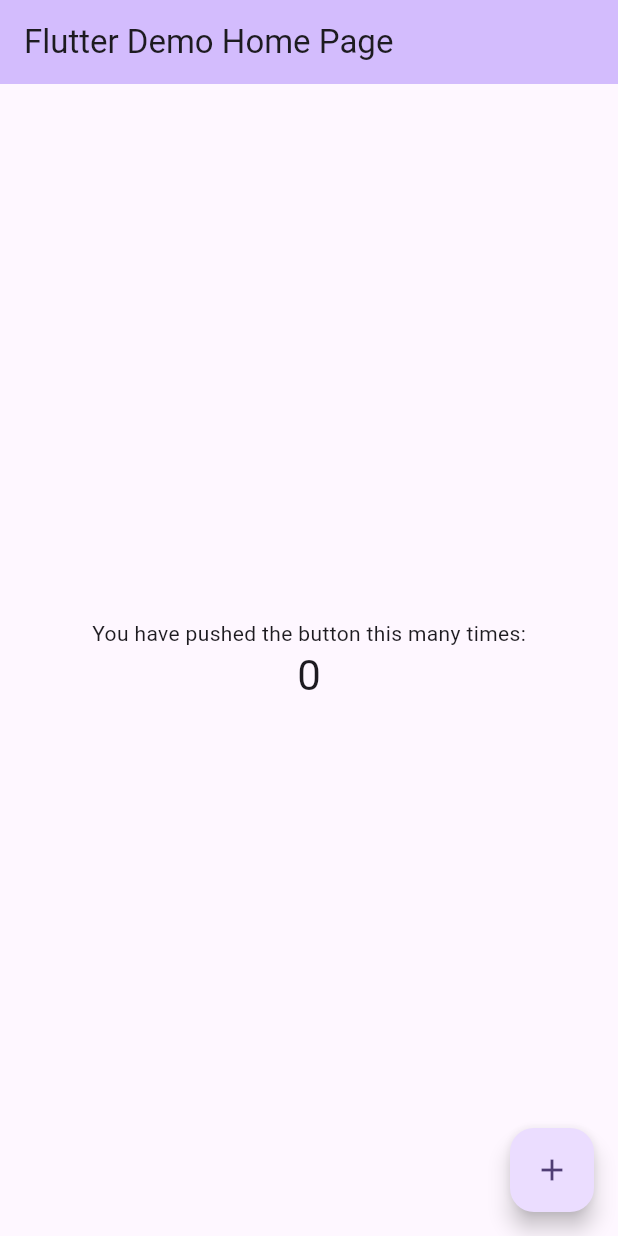
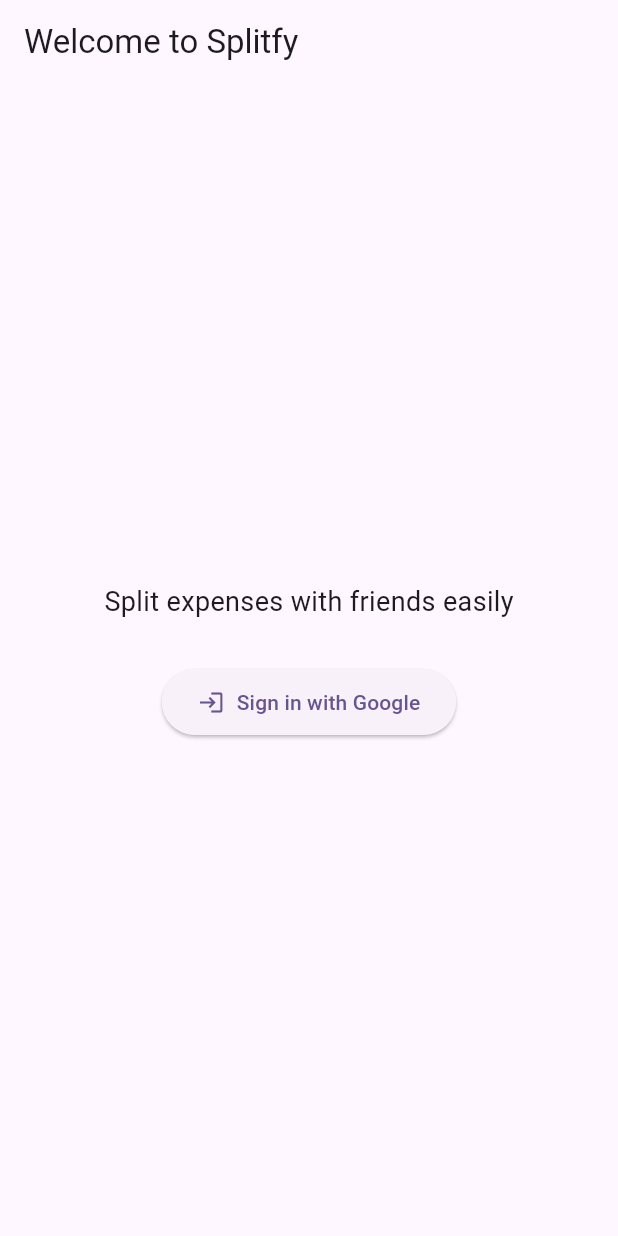
Before and after one commit to zinminoo298/splitfy, a Flutter app: the screen it shows after launch, on a phone screen of 412 x 824 dp. Run offline on Flutter 3.47's test engine with Material 3 defaults, Android fonts, the light colour scheme and no system bars; our stand-ins replace cloud_firestore, firebase_auth, firebase_core, flutter_riverpod, google_sign_in; accounts and stored records are empty.

Commit message:
signin+main

```diff
--- /dev/null
+++ b/lib/AuthScreen.dart
@@ -0,0 +1,58 @@
+// lib/AuthScreen.dart
+import 'package:firebase_auth/firebase_auth.dart';
+import 'package:flutter/material.dart';
+import 'package:flutter_riverpod/flutter_riverpod.dart';
+import 'package:splitfy/screens/mainscreen.dart';
+import 'auth_provider.dart';
+
+class AuthScreen extends ConsumerWidget {
+  const AuthScreen({Key? key}) : super(key: key);
+
+  @override
+  Widget build(BuildContext context, WidgetRef ref) {
+    final authState = ref.watch(authStateProvider);
+    final authRepository = ref.watch(authRepositoryProvider);
+
+    return authState.when(
+      loading: () => const Scaffold(
+        body: Center(child: CircularProgressIndicator()),
+      ),
+      error: (error, stackTrace) => Scaffold(
+        body: Center(
+          child: Text('Error: ${error.toString()}'),
+        ),
+      ),
+      data: (user) {
+        if (user == null) {
+          // User is signed out, show login screen
+          return Scaffold(
+            appBar: AppBar(title: const Text("Welcome to Splitfy")),
+            body: Center(
+              child: Column(
+                mainAxisAlignment: MainAxisAlignment.center,
+                children: [
+                  const Text(
+                    "Split expenses with friends easily",
+                    style: TextStyle(fontSize: 18),
+                  ),
+                  const SizedBox(height: 30),
+                  ElevatedButton.icon(
+                    onPressed: () => authRepository.signInWithGoogle(),
+                    icon: const Icon(Icons.login),
+                    label: const Text("Sign in with Google"),
+                    style: ElevatedButton.styleFrom(
+                      padding: const EdgeInsets.symmetric(horizontal: 24, vertical: 12),
+                    ),
+                  ),
+                ],
+              ),
+            ),
+          );
+        } else {
+          // User is signed in, navigate to MainScreen
+          return const MainScreen();
+        }
+      },
+    );
+  }
+}
--- a/lib/main.dart
+++ b/lib/main.dart
@@ -1,7 +1,12 @@
+import 'package:firebase_core/firebase_core.dart';
 import 'package:flutter/material.dart';
+import 'package:splitfy/AuthScreen.dart';
+import 'package:flutter_riverpod/flutter_riverpod.dart';
 
-void main() {
-  runApp(const MyApp());
+Future<void> main() async {
+  WidgetsFlutterBinding.ensureInitialized();
+  await Firebase.initializeApp();
+  runApp(const ProviderScope(child: MyApp()));
 }
 
 class MyApp extends StatelessWidget {
@@ -11,7 +16,7 @@
   @override
   Widget build(BuildContext context) {
     return MaterialApp(
-      title: 'Flutter Demo',
+      title: 'Google Sign-In + Firebase',
       theme: ThemeData(
         // This is the theme of your application.
         //
@@ -31,7 +36,7 @@
         colorScheme: ColorScheme.fromSeed(seedColor: Colors.deepPurple),
         useMaterial3: true,
       ),
-      home: const MyHomePage(title: 'Flutter Demo Home Page'),
+      home:  AuthScreen(),
     );
   }
 }
```
Also changed, not shown: google_keys/google-services.json (added, +47 -0 lines), lib/auth_provider.dart (added, +62 -0 lines), lib/providers/group_provider.dart (added, +81 -0 lines), lib/screens/mainscreen.dart (added, +126 -0 lines), pubspec.yaml (+18 -0 lines), assets/app_icon.png (added), pubspec.lock, 39 other files.
